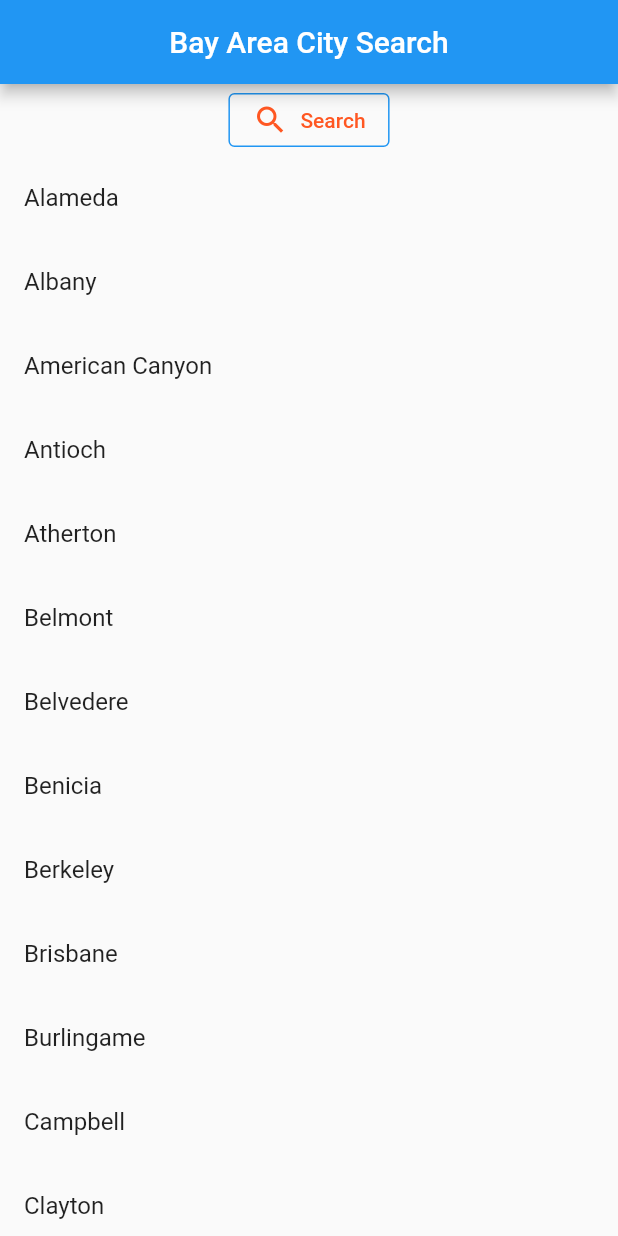
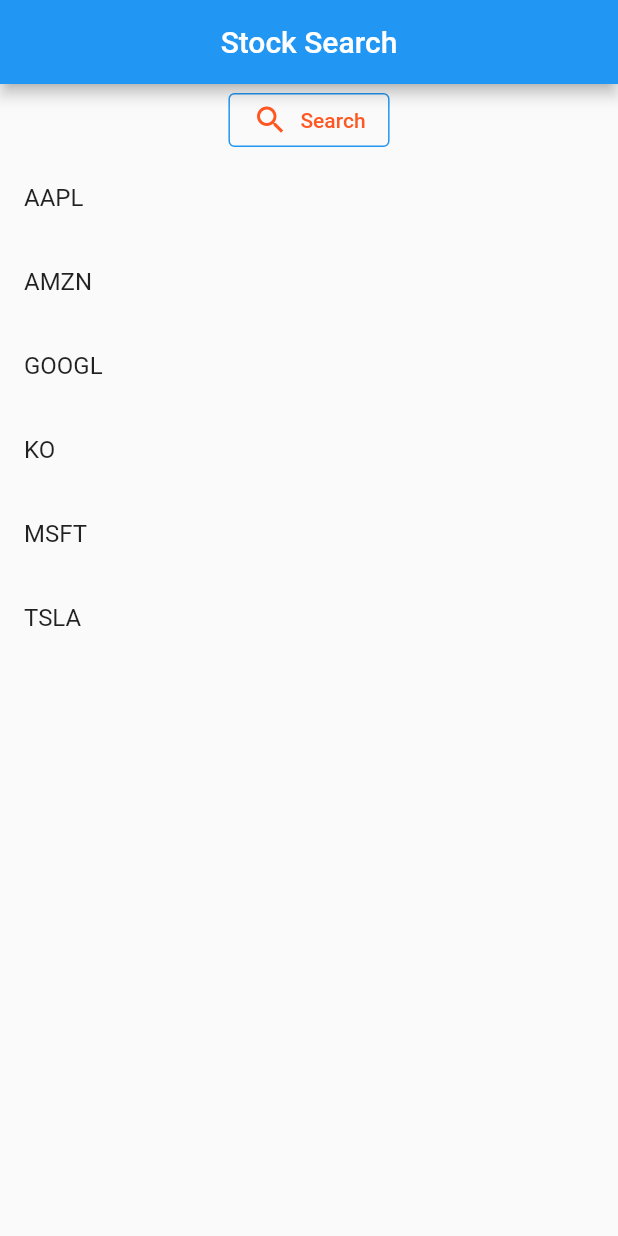
Before and after one commit to svhsp/learning, a Flutter app: the screen it shows after launch, on a phone screen of 412 x 824 dp. Run offline on Flutter 3.47's test engine with Material 2 defaults, Android fonts, the light colour scheme and no system bars; our stand-ins replace firebase_auth, firebase_core; accounts and stored records are empty.

Commit message:
Added Search Delegate To Stock List

```diff
--- a/bosnia/lib/main.dart
+++ b/bosnia/lib/main.dart
@@ -1,3 +1,4 @@
+import 'package:bosnia/pages/search_stock_list_screen.dart';
 import 'package:bosnia/pages/stock_signup_screen.dart';
 import 'package:flutter/material.dart';
 import 'package:firebase_core/firebase_core.dart';
@@ -24,7 +25,10 @@
         '/signUp': (context) => const SignUpScreen(),
         '/home': (context) => const HomePage(),
         */
+        /* BAY AREA SEARCH ROUTES
         '/': (context) => const BayAreaSearch(),
+        */
+        '/': (context) => const StockSearch(),
       },
     );
   }
--- /dev/null
+++ b/bosnia/lib/pages/search_stock_list_screen.dart
@@ -0,0 +1,121 @@
+import 'package:bosnia/pages/search_delegate_screen.dart';
+import 'package:flutter/cupertino.dart';
+import 'package:flutter/material.dart';
+
+import '../models/loading.dart';
+import '../models/stock.dart';
+import '../services/stock_fetcher.dart';
+
+bool isReady = false;
+
+class StockSearch extends StatefulWidget {
+
+  const StockSearch({Key? key}) : super(key: key);
+
+  @override
+  State<StockSearch> createState() =>
+      _StockSearchState();
+}
+
+class _StockSearchState extends State<StockSearch> {
+  String selectedStock = '';
+  late List<DataRow> selectedStockValue = [];
+
+  void getStock() async {
+    selectedStockValue.clear();
+    Future<Stock> future = StockFetcher.fetchStock(selectedStock);
+    future.then((value) {
+      selectedStockValue.add(
+          DataRow(cells: <DataCell>[
+            DataCell(Text(value.ticker)),
+            DataCell(Text(value.price)),
+            DataCell(
+                value.percentageChange.contains('-')?
+                Text(value.percentageChange, style: const TextStyle(color: Colors.red,)) :
+                Text('+${value.percentageChange}', style: const TextStyle(color: Colors.green,))),
+          ]));
+      setState(() {
+        isReady = true;
+      });
+    });
+  }
+
+  @override
+  Widget build(BuildContext context) {
+    return Scaffold(
+      appBar: AppBar(
+        title: const Text('Stock Search',
+            style: TextStyle(
+              fontSize: 20,
+              color: Colors.white,
+            )),
+        centerTitle: true,
+      ),
+      body: Column(
+        children: [
+          OutlinedButton.icon(
+            label: Text('Search'),
+            icon: Icon(Icons.search),
+            style: OutlinedButton.styleFrom(
+                primary: Colors.deepOrange,
+                side: BorderSide(color: Colors.blue)
+            ),
+            onPressed: () async {
+              final res = await showSearch(
+                  context: context,
+                  delegate: SearchLocations(
+                      locations: stocks, suggestedLocations: suggestedStocks
+                  )
+              );
+              setState(() {
+                selectedStock = res;
+                getStock();
+              });
+            },
+          ),
+          selectedStock == '' ? Container() :
+          Container(
+            child: isReady
+            ? Container(
+            child: DataTable(
+              columns: const [
+                DataColumn(label: Text('Ticker')),
+                DataColumn(label: Text('Price')),
+                DataColumn(label: Text('Percent Change')),
+              ],
+              rows: selectedStockValue,
+              ),
+            )
+                : Loading().load,
+          ),
+          Expanded(
+              child: ListView.builder(
+                itemCount: stocks.length,
+                itemBuilder: (context, idx) {
+                  return ListTile(
+                      title: Text(stocks[idx])
+                  );
+                },
+              ))
+        ],
+      ),
+    );
+  }
+}
+
+
+final List<String> stocks = [
+  "AAPL",
+  "AMZN",
+  "GOOGL",
+  "KO",
+  "MSFT",
+  "TSLA",
+];
+
+
+final List<String> suggestedStocks = [
+  "AAPL",
+  "GOOGL",
+  "TSLA",
+];
--- a/bosnia/lib/pages/serach_bay_area_screen.dart
+++ b/bosnia/lib/pages/serach_bay_area_screen.dart
@@ -1,4 +1,4 @@
-import 'package:bosnia/pages/search_bay_area_search_screen.dart';
+import 'package:bosnia/pages/search_delegate_screen.dart';
 import 'package:flutter/cupertino.dart';
 import 'package:flutter/material.dart';
 
@@ -171,8 +171,8 @@
 final List<String> suggestedLocations = [
   "Almaden",
   "Fremont",
-  "Los Gatos"
-      "Mountain View",
+  "Los Gatos",
+  "Mountain View",
   "Morgan Hill",
   "Palo Alto",
   "San Francisco",
```
Also changed, not shown: bosnia/lib/services/stock_fetcher.dart (+16 -0 lines), bosnia/lib/pages/search_delegate_screen.dart (renamed from bosnia/lib/pages/search_bay_area_search_screen.dart).
